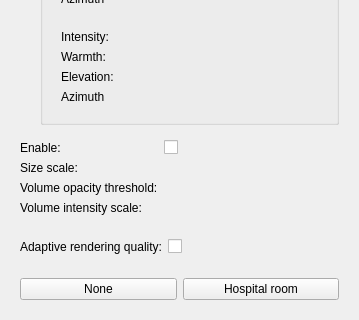
First picture: the form in Lights/Resources/UI/Lights.ui, repository PerkLab/SlicerSandbox, before the edit; both pictures show x 0 to 359 and y 482 to 802 of the 359 by 802 pixel window.
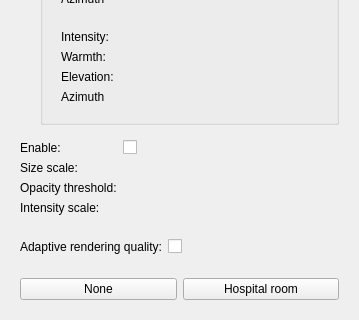
Second picture: the form after the edit. Custom widgets are drawn as their Qt base class.

Commit message: Improve Lights module labels and tooltips

What changed in the file:
```diff
--- a/Lights/Resources/UI/Lights.ui
+++ b/Lights/Resources/UI/Lights.ui
@@ -697,7 +697,7 @@
       <item row="2" column="0">
        <widget class="QLabel" name="ssaoVolumeRenderingOpacityThresholdLabel">
         <property name="text">
-         <string>Volume opacity threshold:</string>
+         <string>Opacity threshold:</string>
         </property>
        </widget>
       </item>
@@ -738,7 +738,7 @@
       <item row="3" column="0">
        <widget class="QLabel" name="ambientShadowsIntensityScaleLabel">
         <property name="text">
-         <string>Volume intensity scale:</string>
+         <string>Intensity scale:</string>
         </property>
        </widget>
       </item>
```
Left out of the diff: 2 changed lines with no effect on the pictures.
